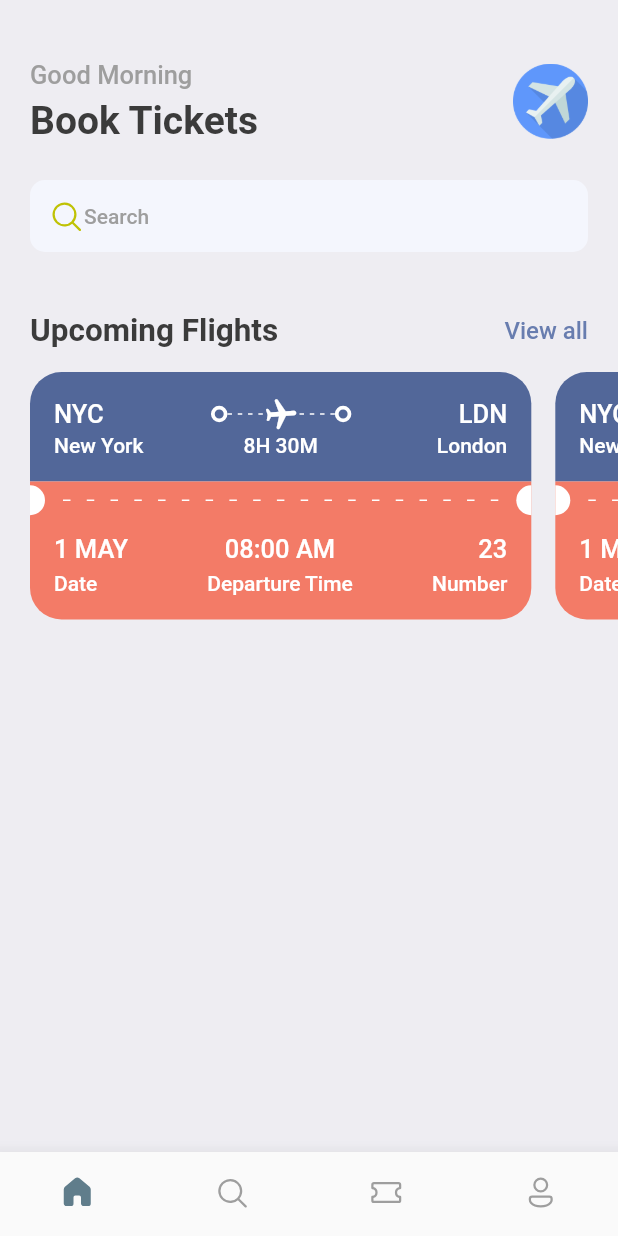
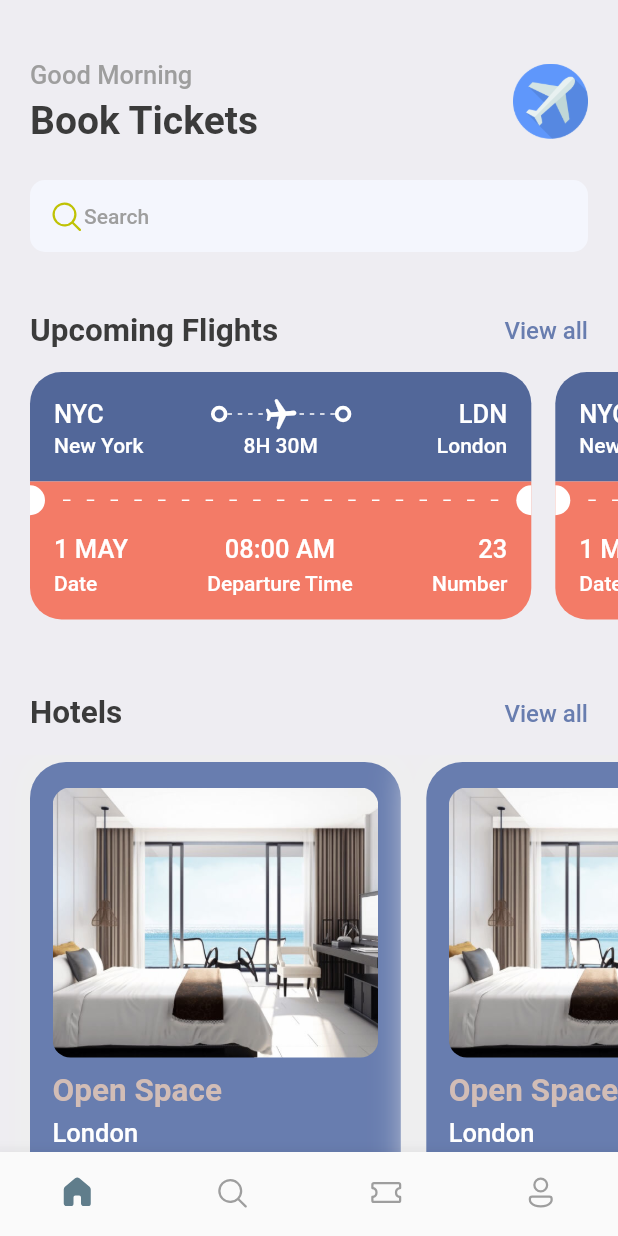
Before and after one commit to gabrieloest/booktickets, a Flutter app: the screen it shows after launch, on a phone screen of 412 x 824 dp. Run offline on Flutter 3.47's test engine with Material 2 defaults, Android fonts, the phone set to English and light mode, and no system bars; our stand-ins replace fluentui_icons, gap.

Commit message:
Add static hotels section

```diff
--- a/lib/screens/home_screen.dart
+++ b/lib/screens/home_screen.dart
@@ -1,3 +1,4 @@
+import 'package:booktickets/screens/hotel_screen.dart';
 import 'package:booktickets/screens/ticket_view.dart';
 import 'package:booktickets/utils/app_styles.dart';
 import 'package:fluentui_icons/fluentui_icons.dart';
@@ -89,7 +90,36 @@ class HomeScreen extends StatelessWidget {
               TicketView(),
               TicketView(),
             ]),
-          )
+          ),
+          const Gap(15),
+          Container(
+            padding: const EdgeInsets.symmetric(horizontal: 20),
+            child: Row(
+              mainAxisAlignment: MainAxisAlignment.spaceBetween,
+              children: [
+                Text(
+                  "Hotels",
+                  style: Styles.headLineStyle2,
+                ),
+                InkWell(
+                  onTap: () => {print("You are tapped")},
+                  child: Text(
+                    "View all",
+                    style:
+                        Styles.textStyle.copyWith(color: Styles.primaryColor),
+                  ),
+                )
+              ],
+            ),
+          ),
+          const Gap(15),
+          SingleChildScrollView(
+              scrollDirection: Axis.horizontal,
+              padding: const EdgeInsets.only(left: 20),
+              child: Row(children: const [
+                HotelScreen(),
+                HotelScreen(),
+              ]))
         ],
       ),
     );
--- /dev/null
+++ b/lib/screens/hotel_screen.dart
@@ -0,0 +1,57 @@
+import 'package:booktickets/utils/app_layout.dart';
+import 'package:booktickets/utils/app_styles.dart';
+import 'package:flutter/material.dart';
+import 'package:flutter/src/widgets/container.dart';
+import 'package:flutter/src/widgets/framework.dart';
+import 'package:gap/gap.dart';
+
+class HotelScreen extends StatelessWidget {
+  const HotelScreen({super.key});
+
+  @override
+  Widget build(BuildContext context) {
+    final size = AppLayout.getSize(context);
+    return Container(
+      width: size.width * 0.6,
+      height: 350,
+      padding: const EdgeInsets.symmetric(horizontal: 15, vertical: 17),
+      margin: const EdgeInsets.only(right: 17, top: 5),
+      decoration: BoxDecoration(
+          color: Styles.primaryColor,
+          borderRadius: BorderRadius.circular(24),
+          boxShadow: [
+            BoxShadow(
+                color: Colors.grey.shade200, blurRadius: 20, spreadRadius: 10)
+          ]),
+      child: Column(
+        crossAxisAlignment: CrossAxisAlignment.start,
+        children: [
+          Container(
+            height: 180,
+            decoration: BoxDecoration(
+                borderRadius: BorderRadius.circular(12),
+                color: Styles.primaryColor,
+                image: const DecorationImage(
+                    fit: BoxFit.cover,
+                    image: AssetImage("assets/images/room_01.png"))),
+          ),
+          const Gap(10),
+          Text(
+            "Open Space",
+            style: Styles.headLineStyle2.copyWith(color: Styles.kakiColor),
+          ),
+          const Gap(5),
+          Text(
+            "London",
+            style: Styles.headLineStyle3.copyWith(color: Colors.white),
+          ),
+          const Gap(8),
+          Text(
+            "\$40/night",
+            style: Styles.headLineStyle1.copyWith(color: Styles.kakiColor),
+          ),
+        ],
+      ),
+    );
+  }
+}
--- a/lib/screens/ticket_view.dart
+++ b/lib/screens/ticket_view.dart
@@ -227,7 +227,8 @@ class TicketView extends StatelessWidget {
                     )
                   ],
                 ),
-              )
+              ),
+              //
             ],
           )),
     );
--- a/lib/utils/app_styles.dart
+++ b/lib/utils/app_styles.dart
@@ -7,6 +7,7 @@ class Styles {
   static Color textColor = const Color(0xFF3b3b3b);
   static Color bgColor = const Color(0xFFeeedf2);
   static Color orangeColor = const Color(0xFFF37B67);
+  static Color kakiColor = const Color(0xFFd2bdb6);
 
   static TextStyle textStyle =
       TextStyle(fontSize: 16, color: textColor, fontWeight: FontWeight.w500);
```
Also changed, not shown: assets/images/room_01.png (added).
